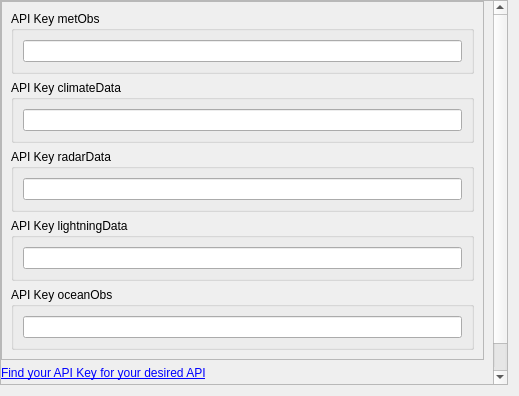
Old version of the form settings/settings.ui in the repository dmidk/Open-Data-QGIS-plugin.
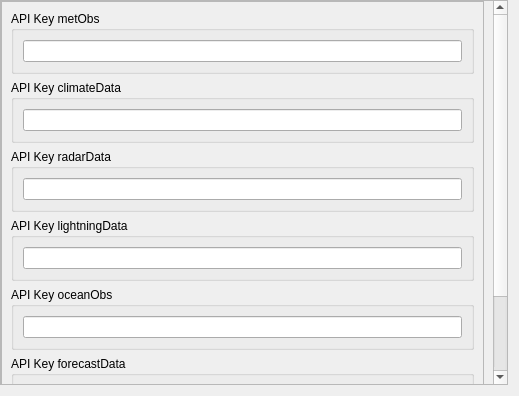
New version of the form.

Commit message: Forecast tab was created. Forecast API in settings was also created. Further modifications to the radar tab, that allows the user to sort radar data. Error in stations, was simplified.

Diff of the .ui file:
```diff
--- a/settings/settings.ui
+++ b/settings/settings.ui
@@ -46,7 +46,7 @@
         <x>0</x>
         <y>0</y>
         <width>511</width>
-        <height>287</height>
+        <height>334</height>
        </rect>
       </property>
       <property name="sizePolicy">
@@ -62,7 +62,7 @@
        <property name="topMargin">
         <number>0</number>
        </property>
-       <item row="1" column="0">
+       <item row="2" column="0">
         <widget class="QLabel" name="label">
          <property name="text">
           <string>&lt;html&gt;&lt;head/&gt;&lt;body&gt;&lt;p&gt;&lt;a href=&quot;https://confluence.govcloud.dk/display/FDAPI/User+Creation#UserCreation-FindYourAPIKeyRetrieveyourAPIKey&quot;&gt;&lt;span style=&quot; text-decoration: underline; color:#0000ff;&quot;&gt;Find your API Key for your desired API&lt;/span&gt;&lt;/a&gt;&lt;/p&gt;&lt;p&gt;Not a user of DMI Open data? &lt;a href=&quot;https://confluence.govcloud.dk/display/FDAPI/User+Creation#UserCreation-UserCreation&quot;&gt;&lt;span style=&quot; text-decoration: underline; color:#0000ff;&quot;&gt;User guide&lt;/span&gt;&lt;/a&gt;&lt;/p&gt;&lt;/body&gt;&lt;/html&gt;</string>
@@ -154,6 +154,18 @@
             </layout>
            </widget>
           </item>
+          <item>
+           <widget class="QGroupBox" name="groupBox_5">
+            <property name="title">
+             <string>API Key forecastData</string>
+            </property>
+            <layout class="QVBoxLayout" name="verticalLayout_7">
+             <item>
+              <widget class="QLineEdit" name="DMI_apiKey_forecastData"/>
+             </item>
+            </layout>
+           </widget>
+          </item>
          </layout>
         </widget>
        </item>
```
The commit also changes 4 other files.
